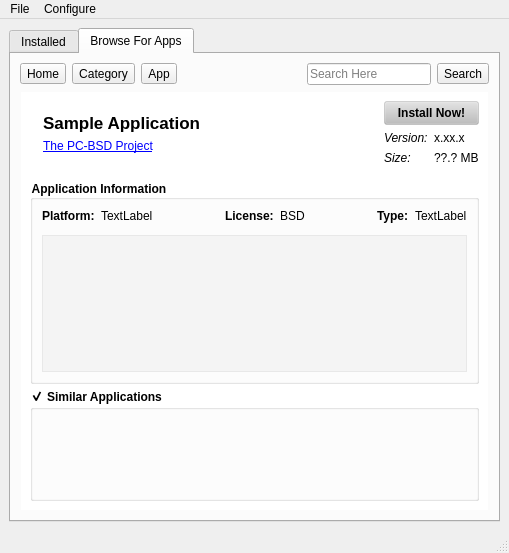
Old version of the form src-qt4/pc-softwaremanager/mainUI.ui in the repository trueos/pcbsd.
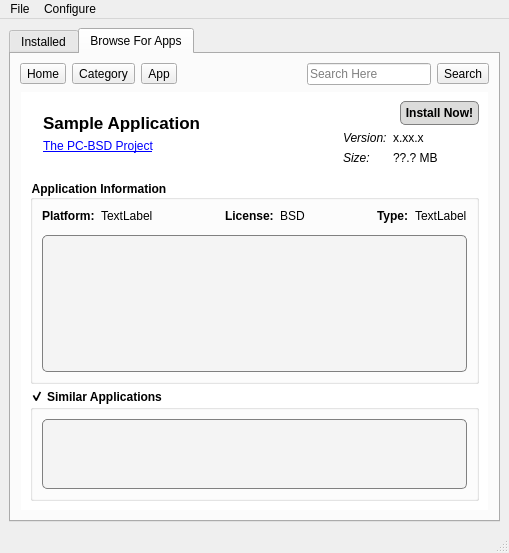
New version of the form. The open tabs and pages were chosen to show the change. Icons and pictures are not drawn.

Commit message: A couple minor graphical adjustments to the AppCafe, and setup case-insensitive sorting of installed applications

Patch:
```diff
--- a/src-qt4/pc-softwaremanager/mainUI.ui
+++ b/src-qt4/pc-softwaremanager/mainUI.ui
@@ -540,17 +540,30 @@
 font-weight: bold;
 }
 QToolButton{
-  background-color: rgba(190,190,190,80);
+  background-color: rgba(145,142,140,80);
+ border: 1px solid grey;
+ border-radius: 5px;
+}
+QToolButton:hover{
+ background-color: rgba(145,142,140,80);
+ border: 1px solid rgba(140,140,250,230);
+ border-radius: 5px;
 }
 QTextEdit{
  background-color: rgba(190,190,190,30);
+border: 1px solid grey;
+border-radius: 5px;
 }
 QScrollBar{
  background-color: rgba(190,190,190,80);
  border: 2px solid rgba(190,190,190,200);
  border-radius: 5px;
 }
-</string>
+QScrollArea{ 
+  background-color: rgba(190,190,190,30);
+ border: 1px solid grey;
+ border-radius: 5px;
+}</string>
           </property>
           <property name="frameShape">
            <enum>QFrame::StyledPanel</enum>
@@ -805,9 +818,27 @@
               <item>
                <layout class="QVBoxLayout" name="verticalLayout_11">
                 <item>
+                 <layout class="QHBoxLayout" name="horizontalLayout_8">
+                  <item>
+                   <spacer name="horizontalSpacer_8">
+                    <property name="orientation">
+                     <enum>Qt::Horizontal</enum>
+                    </property>
+                    <property name="sizeType">
+                     <enum>QSizePolicy::MinimumExpanding</enum>
+                    </property>
+                    <property name="sizeHint" stdset="0">
+                     <size>
+                      <width>0</width>
+                      <height>20</height>
+                     </size>
+                    </property>
+                   </spacer>
+                  </item>
+                  <item>
                  <widget class="QToolButton" name="tool_bapp_download">
                   <property name="sizePolicy">
-                   <sizepolicy hsizetype="Preferred" vsizetype="Preferred">
+                     <sizepolicy hsizetype="Minimum" vsizetype="Preferred">
                     <horstretch>0</horstretch>
                     <verstretch>0</verstretch>
                    </sizepolicy>
@@ -836,6 +867,8 @@
                   </property>
                  </widget>
                 </item>
+                 </layout>
+                </item>
                 <item>
                  <layout class="QFormLayout" name="formLayout_5">
                   <property name="fieldGrowthPolicy">
@@ -1065,6 +1098,9 @@
               <layout class="QVBoxLayout" name="verticalLayout_8">
                <item>
                 <widget class="QScrollArea" name="scroll_bapp_similar">
+                 <property name="styleSheet">
+                  <string notr="true"/>
+                 </property>
                  <property name="verticalScrollBarPolicy">
                   <enum>Qt::ScrollBarAlwaysOff</enum>
                  </property>
@@ -1076,7 +1112,7 @@
                    <rect>
                     <x>0</x>
                     <y>0</y>
-                    <width>445</width>
+                    <width>447</width>
                     <height>61</height>
                    </rect>
                   </property>
```
Left out of the diff: 41 changed lines with no effect on the pictures. Lines whose indentation alone changed are shown as unchanged. The commit also changes 1 other file.
